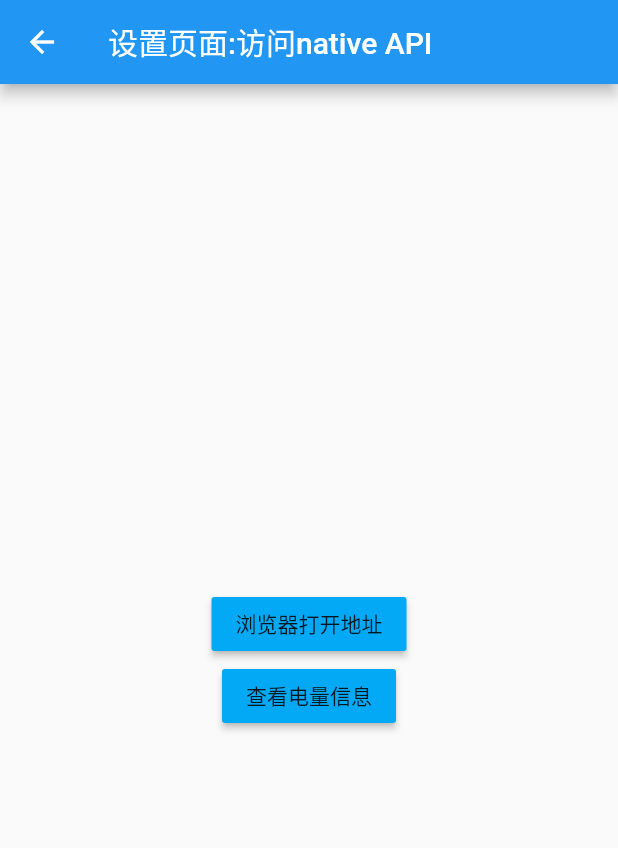
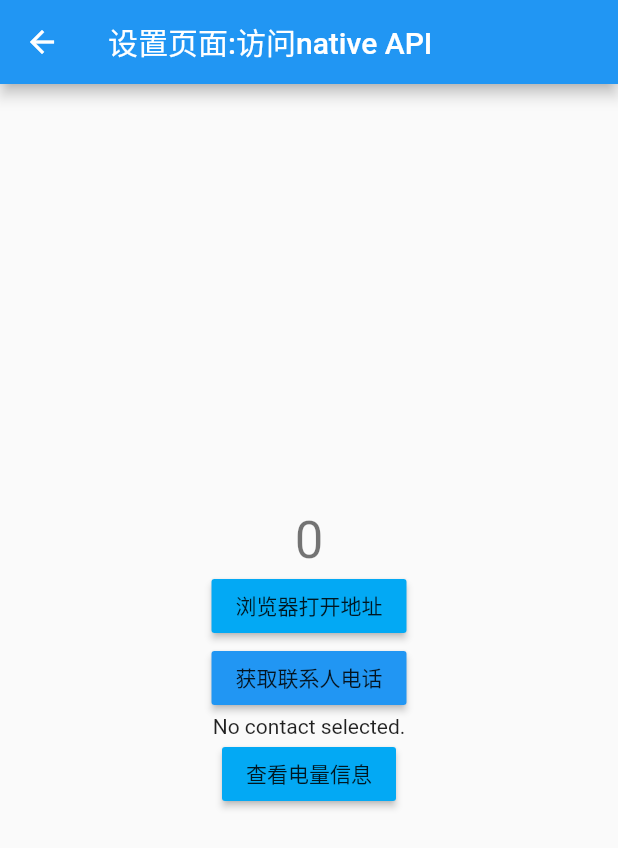
Before and after one commit to ClintLee1101/flutter, a Flutter app: the SecondScreen screen opened directly, on a phone screen of 412 x 824 dp. Shown: the top 848 px of the screen. Run offline on Flutter 3.47's test engine with Material 2 defaults, Android fonts, the phone set to English and light mode, and no system bars; our stand-ins replace battery, charts_flutter, location; missing offline and left inert: contact_picker.

Commit message:
添加package联系人电话

```diff
--- a/lib/pages/email_screen.dart
+++ b/lib/pages/email_screen.dart
@@ -33,8 +33,9 @@ class ClicksPerYear {
       r: color.red, g: color.green, b: color.blue, a: color.alpha);
 }
 
-class _MyHomePageState extends State<MyHomePage> {
+class _MyHomePageState extends State<MyHomePage>  with AutomaticKeepAliveClientMixin{
   int _counter = 0;
+  bool get wantKeepAlive => true;
 
   void _incrementCounter() {
     setState(() {
--- a/lib/pages/home_screen.dart
+++ b/lib/pages/home_screen.dart
@@ -1,11 +1,13 @@
 import 'package:flutter/material.dart';
 import 'airplay_screen.dart';
-import 'package:battery/battery.dart';
-import 'package:url_launcher/url_launcher.dart';
-
+import 'package:battery/battery.dart'; // 电池信息
+import 'package:url_launcher/url_launcher.dart';// 调用浏览器
+import 'package:location/location.dart'; //地址信息
+import 'package:contact_picker/contact_picker.dart'; // 获取联系人电话
 
 class HomeScreen extends StatefulWidget{
   _HomeScreenState createState() => _HomeScreenState();
+
 }
 
 class _HomeScreenState extends State<HomeScreen> {
@@ -176,6 +178,8 @@ class _HomeScreenState extends State<HomeScreen> {
       ),
     );
   }
+
+
 }
 
 
@@ -205,8 +209,51 @@ class FlatBtn extends StatelessWidget {
   }
 }
 
-class SecondScreen extends StatelessWidget{
+class SecondScreen extends StatefulWidget{
+  SecondScreen({Key key}) : super(key: key);
+
+  @override
+  _SecondScreenState createState() => new _SecondScreenState();
+
+}
+
+class _SecondScreenState extends State<SecondScreen> {
   int _counter = 0;
+
+  // 位置信息
+  var currentLocation = <String, double>{};
+  var location = new Location();
+
+//  final Battery _battery = Battery();
+//  BatteryState _batteryState;
+//  int _batteryLevel;
+
+
+  //电话联系人
+  final ContactPicker _contactPicker = new ContactPicker();
+  Contact _contact;
+
+  @override
+  void initState() {
+    super.initState();
+//    _battery.batteryLevel.then((level) {
+//      this.setState(() {
+//        _batteryLevel = level;
+//      });
+//    });
+//
+//    _battery.onBatteryStateChanged.listen((BatteryState state) {
+//      _battery.batteryLevel.then((level) {
+//        this.setState(() {
+//          _batteryLevel = level;
+//          _batteryState = state;
+//        });
+//      });
+//    });
+  }
+
+
+  //调用内置浏览器
   _launchURL() async {
     const url = 'https://flutter.io';
     if (await canLaunch(url)) {
@@ -215,6 +262,19 @@ class SecondScreen extends StatelessWidget{
       throw 'Could not launch $url';
     }
   }
+
+  // 获取电池信息
+   _getBettery() {
+    print('查看电量信息');
+    var battery =Battery();
+    print(battery);
+    setState(() {
+      _counter++;
+    });
+  }
+
+
+
   @override
   Widget build(BuildContext context) {
     // TODO: implement build
@@ -224,35 +284,47 @@ class SecondScreen extends StatelessWidget{
           child: new Column(
             mainAxisAlignment: MainAxisAlignment.center,
             children: <Widget>[
-//            new Text(
-//              '$_counter',
-//              style: Theme.of(context).textTheme.display1,
-//            ),
+              new Text(
+                '$_counter',
+                style: Theme.of(context).textTheme.display1,
+              ),
               new RaisedButton(
                   child:Text('浏览器打开地址'),
                   color:Colors.lightBlue,
                   onPressed: (){
                     _launchURL();
                   }),
+              new MaterialButton(
+                color: Colors.blue,
+                child: new Text("获取联系人电话"),
+                onPressed: () async {
+                  Contact contact = await _contactPicker.selectContact();
+                  setState(() {
+                    _contact = contact;
+                  });
+                },
+              ),
+              new Text(
+                _contact == null ? 'No contact selected.' : _contact.toString(),
+              ),
               new RaisedButton(
                   child:Text('查看电量信息'),
                   color:Colors.lightBlue,
                   onPressed: (){
-                  print('查看电量信息');
-//                  _launchURL();
-                  var battery = Battery();
-                  print(battery);
-
-//              battery.onBatteryStateChanged.listen((BatteryState state) {
+                    _getBettery();
+//                    print('查看电量信息');
+//                    var battery = Battery();
+//                    print(battery);
+//                    battery.onBatteryStateChanged.listen((BatteryState state) {
                       // Do something with new state
-//              });
-//          Navigator.pop(context);
-                }),
+//                    });
+//                  Navigator.pop(context);
+                  }
+              ),
             ],
           ),
         )
     );
 
   }
-
 }
--- a/pubspec.yaml
+++ b/pubspec.yaml
@@ -11,6 +11,8 @@ dependencies:
   charts_flutter: ^0.6.0
   battery: ^0.3.0+1
   url_launcher: ^5.0.1
+  location: ^2.0.0
+  contact_picker: ^0.0.2
 
 dev_dependencies:
   flutter_test:
```
Also changed, not shown: pubspec.lock, 3 other files. Lines whose indentation alone changed are shown as unchanged.
